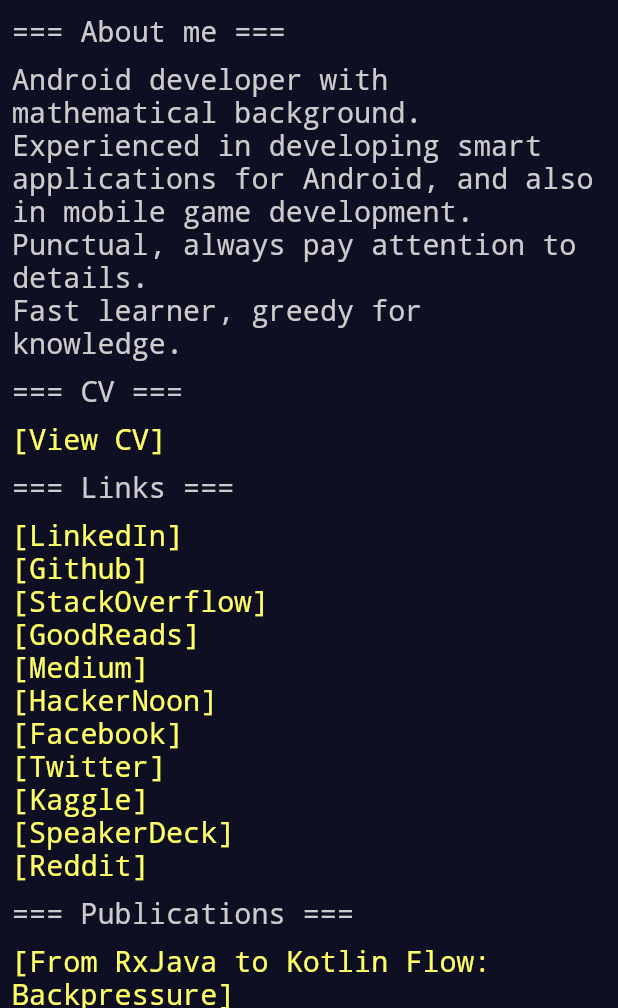
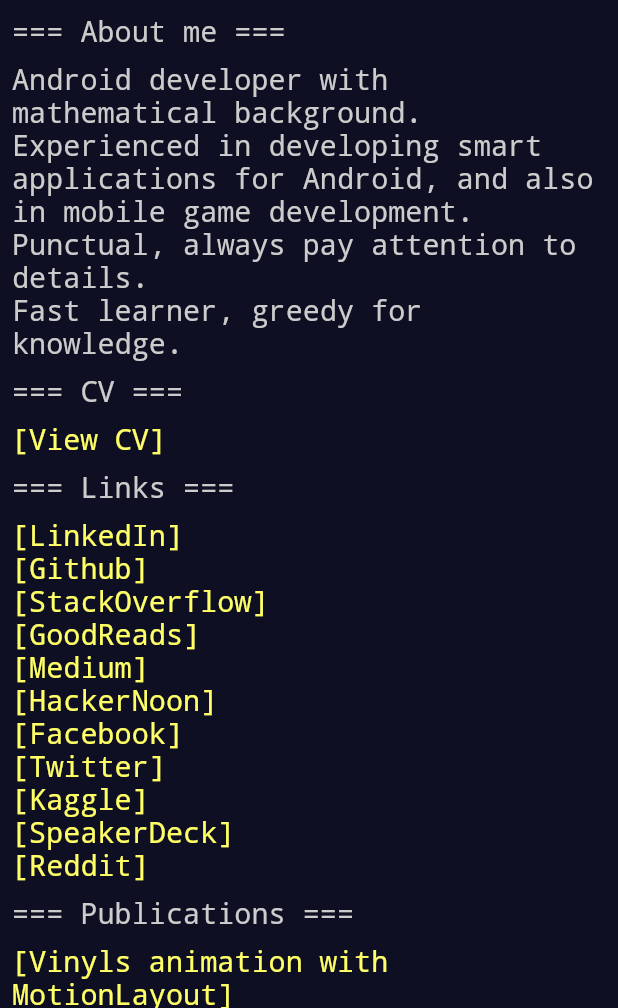
Before and after one commit to krossovochkin/krossovochkin.github.io, a Flutter app: the screen it shows after launch, on a phone screen of 412 x 824 dp, the part 228-1236 px from its top. Run offline on Flutter 3.47's test engine with Material 2 defaults, Android fonts, the phone set to English and light mode, and no system bars; network calls fail.

Commit message:
added publication

```diff
--- a/lib/components/publications.dart
+++ b/lib/components/publications.dart
@@ -1,6 +1,7 @@
 import '../ui/ui_components.dart';
 
 final _data = {
+  "Vinyls animation with MotionLayout": "https://medium.com/@krossovochkin/vinyls-animation-with-motionlayout-595e716c2752",
   "From RxJava to Kotlin Flow: Backpressure": "https://proandroiddev.com/from-rxjava-to-kotlin-flow-backpressure-d1fb91e6dea8",
   "Diving Deep into Android Dex bytecode": "https://proandroiddev.com/diving-deep-into-android-dex-bytecode-48db82b170c8",
   "From RxJava 2 to Kotlin Flow: Threading": "https://proandroiddev.com/from-rxjava-2-to-kotlin-flow-threading-8618867e1955",
```
